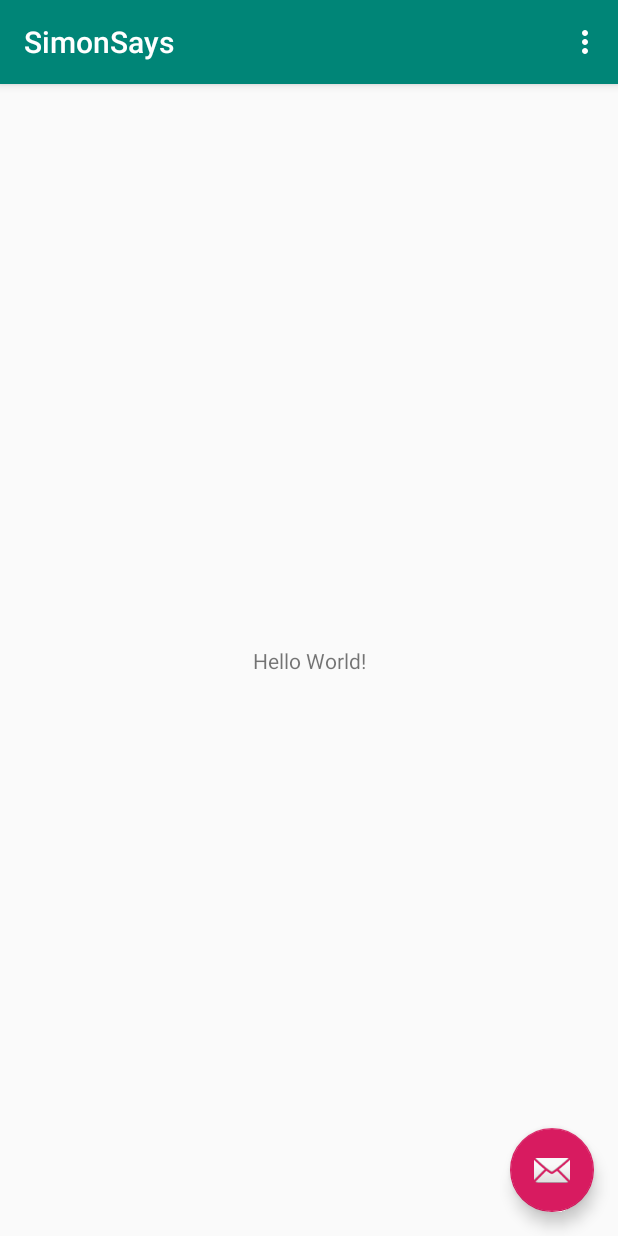
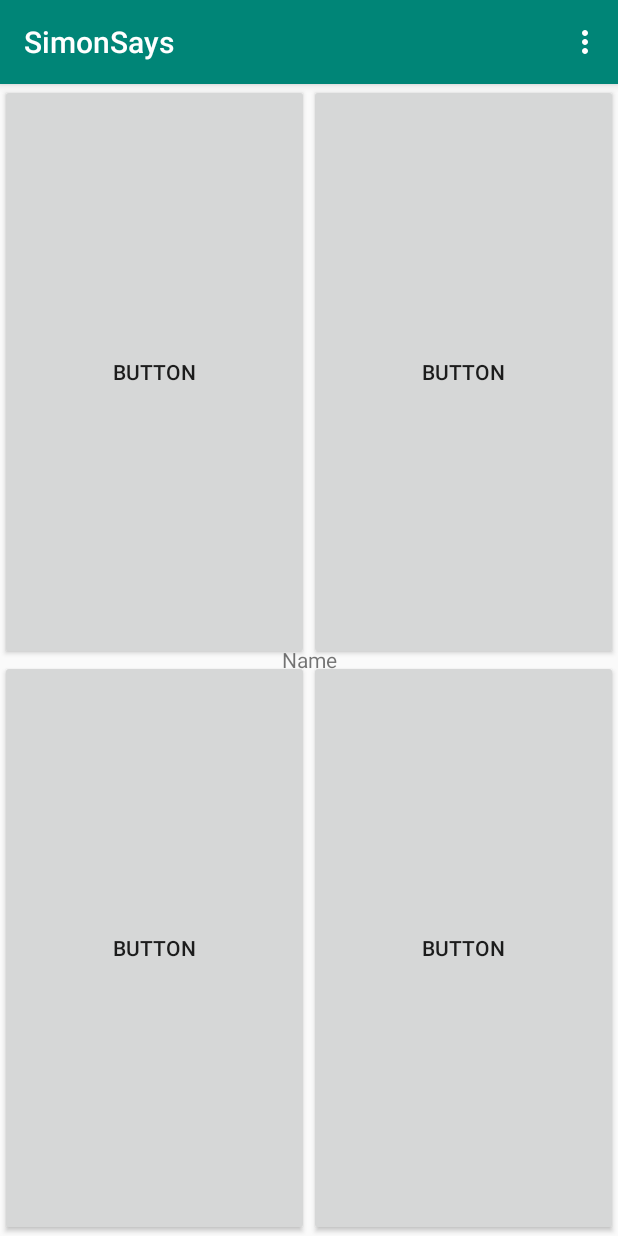
Before and after one commit to pacos16/SimonSays, an Android app: the screen it shows after launch (MainActivity), on a phone screen of 412 x 824 dp. Run offline under Robolectric (Android 15) with nearby library versions, the phone set to English and light mode, and no system bars.

Commit message:
Layout y preparado para tint list

```diff
--- /dev/null
+++ b/app/src/main/java/com/example/simonsays/GameFragment.java
@@ -0,0 +1,43 @@
+package com.example.simonsays;
+
+import android.content.res.ColorStateList;
+import android.graphics.Color;
+import android.graphics.drawable.Drawable;
+import android.os.Bundle;
+import android.view.LayoutInflater;
+import android.view.View;
+import android.view.ViewGroup;
+import android.widget.TextView;
+
+import androidx.annotation.NonNull;
+import androidx.annotation.Nullable;
+import androidx.appcompat.widget.AppCompatButton;
+import androidx.fragment.app.Fragment;
+
+public class GameFragment extends Fragment {
+    private AppCompatButton btGreen;
+    private AppCompatButton btRed;
+    private AppCompatButton btYellow;
+    private AppCompatButton btBlue;
+    private TextView tvScore;
+
+    @Nullable
+    @Override
+    public View onCreateView(@NonNull LayoutInflater inflater, @Nullable ViewGroup container, @Nullable Bundle savedInstanceState) {
+        return inflater.inflate(R.layout.fragment_game_layout,container,false);
+    }
+
+    @Override
+    public void onActivityCreated(@Nullable Bundle savedInstanceState) {
+        super.onActivityCreated(savedInstanceState);
+        btGreen=getActivity().findViewById(R.id.btGreen);
+        btBlue=getActivity().findViewById(R.id.btBlue);
+        btYellow=getActivity().findViewById(R.id.btYellow);
+        btRed=getActivity().findViewById(R.id.btRed);
+        tvScore=getActivity().findViewById(R.id.tvScore);
+        tvScore.bringToFront();
+
+
+
+    }
+}
--- a/app/src/main/java/com/example/simonsays/MainActivity.java
+++ b/app/src/main/java/com/example/simonsays/MainActivity.java
@@ -20,15 +20,11 @@ public class MainActivity extends AppCompatActivity {
         setContentView(R.layout.activity_main);
         Toolbar toolbar = findViewById(R.id.toolbar);
         setSupportActionBar(toolbar);
+        GameFragment gameFragment=new GameFragment();
+        getSupportFragmentManager().beginTransaction().replace(R.id.flMain,gameFragment).commit();
 
-        FloatingActionButton fab = findViewById(R.id.fab);
-        fab.setOnClickListener(new View.OnClickListener() {
-            @Override
-            public void onClick(View view) {
-                Snackbar.make(view, "Replace with your own action", Snackbar.LENGTH_LONG)
-                        .setAction("Action", null).show();
-            }
-        });
+
+
     }
 
     @Override
--- a/app/src/main/res/layout/activity_main.xml
+++ b/app/src/main/res/layout/activity_main.xml
@@ -22,12 +22,4 @@
 
     <include layout="@layout/content_main" />
 
-    <com.google.android.material.floatingactionbutton.FloatingActionButton
-        android:id="@+id/fab"
-        android:layout_width="wrap_content"
-        android:layout_height="wrap_content"
-        android:layout_gravity="bottom|end"
-        android:layout_margin="@dimen/fab_margin"
-        app:srcCompat="@android:drawable/ic_dialog_email" />
-
 </androidx.coordinatorlayout.widget.CoordinatorLayout>
--- a/app/src/main/res/layout/content_main.xml
+++ b/app/src/main/res/layout/content_main.xml
@@ -1,20 +1,10 @@
 <?xml version="1.0" encoding="utf-8"?>
-<androidx.constraintlayout.widget.ConstraintLayout xmlns:android="http://schemas.android.com/apk/res/android"
+<FrameLayout xmlns:android="http://schemas.android.com/apk/res/android"
     xmlns:app="http://schemas.android.com/apk/res-auto"
     xmlns:tools="http://schemas.android.com/tools"
+    android:id="@+id/flMain"
     android:layout_width="match_parent"
     android:layout_height="match_parent"
     app:layout_behavior="@string/appbar_scrolling_view_behavior"
     tools:context=".MainActivity"
-    tools:showIn="@layout/activity_main">
-
-    <TextView
-        android:layout_width="wrap_content"
-        android:layout_height="wrap_content"
-        android:text="Hello World!"
-        app:layout_constraintBottom_toBottomOf="parent"
-        app:layout_constraintLeft_toLeftOf="parent"
-        app:layout_constraintRight_toRightOf="parent"
-        app:layout_constraintTop_toTopOf="parent" />
-
-</androidx.constraintlayout.widget.ConstraintLayout>
+    tools:showIn="@layout/activity_main" />
--- /dev/null
+++ b/app/src/main/res/layout/fragment_game_layout.xml
@@ -0,0 +1,78 @@
+<androidx.constraintlayout.widget.ConstraintLayout
+    android:layout_width="match_parent" android:layout_height="match_parent"
+    xmlns:android="http://schemas.android.com/apk/res/android"
+    xmlns:app="http://schemas.android.com/apk/res-auto"
+    xmlns:tools="http://schemas.android.com/tools"
+    tools:context=".MainActivity">
+
+
+    <androidx.constraintlayout.widget.Guideline
+        android:id="@+id/glHorizontal"
+        android:layout_width="wrap_content"
+        android:layout_height="wrap_content"
+        android:orientation="horizontal"
+        app:layout_constraintGuide_percent="0.5" />
+
+    <androidx.constraintlayout.widget.Guideline
+        android:id="@+id/glVertical"
+        android:layout_width="wrap_content"
+        android:layout_height="wrap_content"
+        android:orientation="vertical"
+        app:layout_constraintGuide_begin="222dp"
+        app:layout_constraintGuide_percent="0.5" />
+
+    <Button
+        android:id="@+id/btGreen"
+        android:layout_width="0dp"
+        android:layout_height="0dp"
+        android:text="Button"
+        app:layout_constraintBottom_toTopOf="@+id/glHorizontal"
+        app:layout_constraintEnd_toStartOf="@+id/glVertical"
+        app:layout_constraintStart_toStartOf="parent"
+        app:layout_constraintTop_toTopOf="parent" />
+
+    <Button
+        android:id="@+id/btRed"
+        android:layout_width="0dp"
+        android:layout_height="0dp"
+        android:text="Button"
+        app:layout_constraintBottom_toTopOf="@+id/glHorizontal"
+        app:layout_constraintEnd_toEndOf="parent"
+        app:layout_constraintStart_toStartOf="@+id/glVertical"
+        app:layout_constraintTop_toTopOf="parent" />
+
+    <Button
+        android:id="@+id/btYellow"
+        android:layout_width="0dp"
+        android:layout_height="0dp"
+        android:text="Button"
+        app:layout_constraintBottom_toBottomOf="parent"
+        app:layout_constraintEnd_toStartOf="@+id/glVertical"
+        app:layout_constraintStart_toStartOf="parent"
+        app:layout_constraintTop_toTopOf="@+id/glHorizontal" />
+
+    <Button
+        android:id="@+id/btBlue"
+        android:layout_width="0dp"
+        android:layout_height="0dp"
+        android:text="Button"
+        app:layout_constraintBottom_toBottomOf="parent"
+        app:layout_constraintEnd_toEndOf="parent"
+        app:layout_constraintStart_toStartOf="@+id/glVertical"
+        app:layout_constraintTop_toTopOf="@+id/glHorizontal" />
+
+    <TextView
+        android:id="@+id/tvScore"
+        android:layout_width="40dp"
+        android:layout_height="40dp"
+        android:ems="10"
+        android:gravity="center"
+        android:inputType="textPersonName"
+        android:text="Name"
+        app:layout_constraintBottom_toBottomOf="parent"
+        app:layout_constraintEnd_toEndOf="parent"
+        app:layout_constraintStart_toStartOf="parent"
+        app:layout_constraintTop_toTopOf="parent" />
+
+
+</androidx.constraintlayout.widget.ConstraintLayout>
--- a/app/src/main/res/values/colors.xml
+++ b/app/src/main/res/values/colors.xml
@@ -3,4 +3,7 @@
     <color name="colorPrimary">#008577</color>
     <color name="colorPrimaryDark">#00574B</color>
     <color name="colorAccent">#D81B60</color>
+    <color name="lightBlue">#A0B4EA</color>
+
+
 </resources>
```
